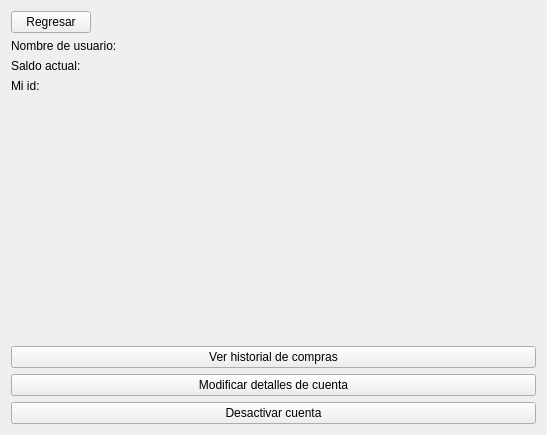
Qt form proyecto progra/cuenta.ui (AntonyEduardoAguirre/proyectoprogramacion2) before a commit.
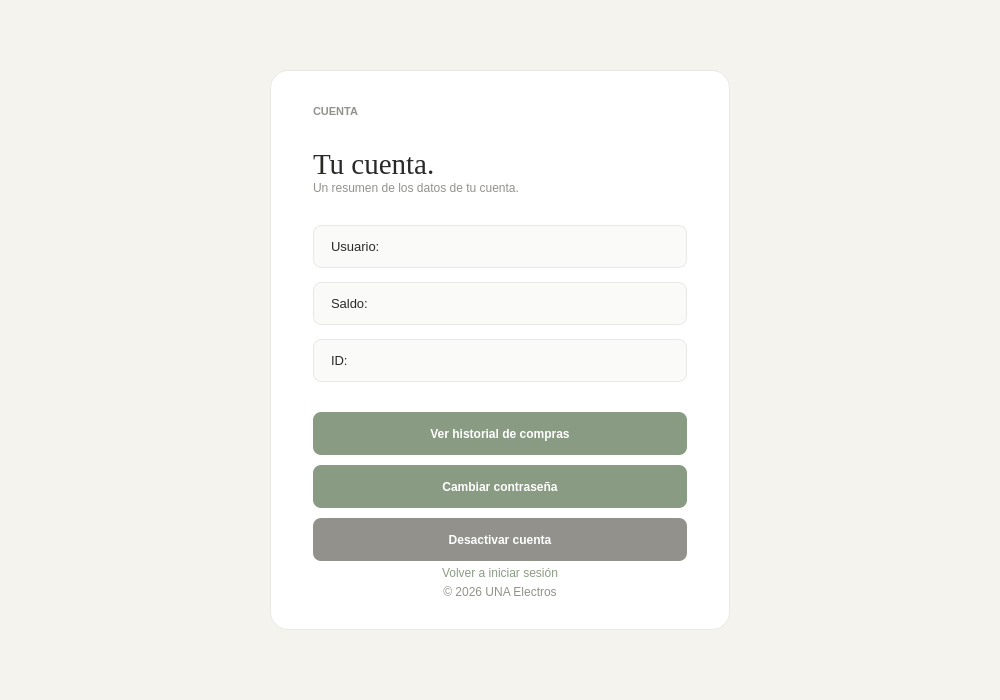
The same form after that commit.

The edit to the form file:
```diff
--- a/proyecto progra/cuenta.ui
+++ b/proyecto progra/cuenta.ui
@@ -6,44 +6,100 @@
    <rect>
     <x>0</x>
     <y>0</y>
-    <width>547</width>
-    <height>435</height>
+    <width>1000</width>
+    <height>700</height>
    </rect>
   </property>
+  <property name="minimumSize">
+   <size>
+    <width>760</width>
+    <height>560</height>
+   </size>
+  </property>
   <property name="windowTitle">
    <string>Form</string>
   </property>
-  <layout class="QFormLayout" name="formLayout">
-   <item row="0" column="0">
-    <widget class="QPushButton" name="btnRegresar">
-     <property name="text">
-      <string>Regresar</string>
-     </property>
-    </widget>
-   </item>
-   <item row="1" column="0">
-    <widget class="QLabel" name="lblUsuario">
-     <property name="text">
-      <string>Nombre de usuario:</string>
-     </property>
-    </widget>
-   </item>
-   <item row="2" column="0">
-    <widget class="QLabel" name="lblSaldo">
-     <property name="text">
-      <string>Saldo actual:</string>
-     </property>
-    </widget>
-   </item>
-   <item row="3" column="0">
-    <widget class="QLabel" name="lblId">
-     <property name="text">
-      <string>Mi id:</string>
-     </property>
-    </widget>
-   </item>
-   <item row="4" column="0">
-    <spacer name="verticalSpacer_5">
+  <property name="styleSheet">
+   <string notr="true">#cuentaClass {
+	background-color: #F5F3EE;
+}
+#softCard {
+	background-color: #FFFFFF;
+	border: 1px solid #EAE8E2;
+	border-radius: 18px;
+}
+QLabel#eyebrow {
+	color: #92918B;
+	font-family: &quot;Segoe UI&quot;;
+	font-size: 11px;
+	font-weight: 600;
+}
+QLabel#title {
+	color: #292A28;
+	font-family: Georgia;
+	font-size: 29px;
+}
+QLabel#subtitle, QLabel#copyright {
+	color: #92918B;
+	font-family: &quot;Segoe UI&quot;;
+	font-size: 12px;
+}
+QLabel#lblUsuario, QLabel#lblSaldo, QLabel#lblId {
+	color: #292A28;
+	background: #FAFAF8;
+	border: 1px solid #EAE8E2;
+	border-radius: 8px;
+	padding: 14px;
+	font-size: 13px;
+}
+QPushButton#btnHistorial, QPushButton#btnCambiar {
+	background: #899B83;
+	color: #FFFFFF;
+	border: none;
+	border-radius: 8px;
+	min-height: 43px;
+	font-weight: 600;
+}
+QPushButton#btnHistorial:hover, QPushButton#btnCambiar:hover {
+	background: #788B72;
+}
+QPushButton#btnDesactivar {
+	background: #92918B;
+	color: #FFFFFF;
+	border: none;
+	border-radius: 8px;
+	min-height: 43px;
+	font-weight: 600;
+}
+QPushButton#btnDesactivar:hover {
+	background: #7D7C77;
+}
+QPushButton#btnRegresar {
+	background: transparent;
+	border: none;
+	color: #899B83;
+	padding: 5px;
+}
+QPushButton#btnRegresar:hover {
+	color: #788B72;
+}
+</string>
+  </property>
+  <layout class="QVBoxLayout" name="layoutExterior">
+   <property name="leftMargin">
+    <number>24</number>
+   </property>
+   <property name="topMargin">
+    <number>24</number>
+   </property>
+   <property name="rightMargin">
+    <number>24</number>
+   </property>
+   <property name="bottomMargin">
+    <number>24</number>
+   </property>
+   <item>
+    <spacer name="spacerSuperior">
      <property name="orientation">
       <enum>Qt::Orientation::Vertical</enum>
      </property>
@@ -55,21 +111,279 @@
      </property>
     </spacer>
    </item>
-   <item row="5" column="0">
-    <spacer name="verticalSpacer_4">
-     <property name="orientation">
-      <enum>Qt::Orientation::Vertical</enum>
-     </property>
-     <property name="sizeHint" stdset="0">
-      <size>
-       <width>20</width>
-       <height>40</height>
-      </size>
-     </property>
-    </spacer>
+   <item>
+    <layout class="QHBoxLayout" name="filaTarjeta">
+     <item>
+      <spacer name="spacerIzquierdo">
+       <property name="orientation">
+        <enum>Qt::Orientation::Horizontal</enum>
+       </property>
+       <property name="sizeHint" stdset="0">
+        <size>
+         <width>40</width>
+         <height>20</height>
+        </size>
+       </property>
+      </spacer>
+     </item>
+     <item>
+      <widget class="QFrame" name="softCard">
+       <property name="minimumSize">
+        <size>
+         <width>460</width>
+         <height>520</height>
+        </size>
+       </property>
+       <property name="maximumSize">
+        <size>
+         <width>520</width>
+         <height>560</height>
+        </size>
+       </property>
+       <property name="frameShape">
+        <enum>QFrame::Shape::NoFrame</enum>
+       </property>
+       <layout class="QVBoxLayout" name="contenido">
+        <property name="spacing">
+         <number>0</number>
+        </property>
+        <property name="leftMargin">
+         <number>42</number>
+        </property>
+        <property name="topMargin">
+         <number>34</number>
+        </property>
+        <property name="rightMargin">
+         <number>42</number>
+        </property>
+        <property name="bottomMargin">
+         <number>30</number>
+        </property>
+        <item>
+         <widget class="QLabel" name="eyebrow">
+          <property name="text">
+           <string>CUENTA</string>
+          </property>
+         </widget>
+        </item>
+        <item>
+         <spacer name="spacerEyebrow">
+          <property name="orientation">
+           <enum>Qt::Orientation::Vertical</enum>
+          </property>
+          <property name="sizeType">
+           <enum>QSizePolicy::Policy::Fixed</enum>
+          </property>
+          <property name="sizeHint" stdset="0">
+           <size>
+            <width>20</width>
+            <height>30</height>
+           </size>
+          </property>
+         </spacer>
+        </item>
+        <item>
+         <widget class="QLabel" name="title">
+          <property name="text">
+           <string>Tu cuenta.</string>
+          </property>
+         </widget>
+        </item>
+        <item>
+         <widget class="QLabel" name="subtitle">
+          <property name="text">
+           <string>Un resumen de los datos de tu cuenta.</string>
+          </property>
+         </widget>
+        </item>
+        <item>
+         <spacer name="spacerSubtitulo">
+          <property name="orientation">
+           <enum>Qt::Orientation::Vertical</enum>
+          </property>
+          <property name="sizeType">
+           <enum>QSizePolicy::Policy::Fixed</enum>
+          </property>
+          <property name="sizeHint" stdset="0">
+           <size>
+            <width>20</width>
+            <height>30</height>
+           </size>
+          </property>
+         </spacer>
+        </item>
+        <item>
+         <widget class="QLabel" name="lblUsuario">
+          <property name="text">
+           <string>Usuario:</string>
+          </property>
+         </widget>
+        </item>
+        <item>
+         <spacer name="spacerUsuario">
+          <property name="orientation">
+           <enum>Qt::Orientation::Vertical</enum>
+          </property>
+          <property name="sizeType">
+           <enum>QSizePolicy::Policy::Fixed</enum>
+          </property>
+          <property name="sizeHint" stdset="0">
+           <size>
+            <width>20</width>
+            <height>14</height>
+           </size>
+          </property>
+         </spacer>
+        </item>
+        <item>
+         <widget class="QLabel" name="lblSaldo">
+          <property name="text">
+           <string>Saldo:</string>
+          </property>
+         </widget>
+        </item>
+        <item>
+         <spacer name="spacerSaldo">
+          <property name="orientation">
+           <enum>Qt::Orientation::Vertical</enum>
+          </property>
+          <property name="sizeType">
+           <enum>QSizePolicy::Policy::Fixed</enum>
+          </property>
+          <property name="sizeHint" stdset="0">
+           <size>
+            <width>20</width>
+            <height>14</height>
+           </size>
+          </property>
+         </spacer>
+        </item>
+        <item>
+         <widget class="QLabel" name="lblId">
+          <property name="text">
+           <string>ID:</string>
+          </property>
+         </widget>
+        </item>
+        <item>
+         <spacer name="spacerId">
+          <property name="orientation">
+           <enum>Qt::Orientation::Vertical</enum>
+          </property>
+          <property name="sizeType">
+           <enum>QSizePolicy::Policy::Fixed</enum>
+          </property>
+          <property name="sizeHint" stdset="0">
+           <size>
+            <width>20</width>
+            <height>30</height>
+           </size>
+          </property>
+         </spacer>
+        </item>
+        <item>
+         <widget class="QPushButton" name="btnHistorial">
+          <property name="text">
+           <string>Ver historial de compras</string>
+          </property>
+         </widget>
+        </item>
+        <item>
+         <spacer name="spacerHistorial">
+          <property name="orientation">
+           <enum>Qt::Orientation::Vertical</enum>
+          </property>
+          <property name="sizeType">
+           <enum>QSizePolicy::Policy::Fixed</enum>
+          </property>
+          <property name="sizeHint" stdset="0">
+           <size>
+            <width>20</width>
+            <height>10</height>
+           </size>
+          </property>
+         </spacer>
+        </item>
+        <item>
+         <widget class="QPushButton" name="btnCambiar">
+          <property name="text">
+           <string>Cambiar contraseña</string>
+          </property>
+         </widget>
+        </item>
+        <item>
+         <spacer name="spacerCambiar">
+          <property name="orientation">
+           <enum>Qt::Orientation::Vertical</enum>
+          </property>
+          <property name="sizeType">
+           <enum>QSizePolicy::Policy::Fixed</enum>
+          </property>
+          <property name="sizeHint" stdset="0">
+           <size>
+            <width>20</width>
+            <height>10</height>
+           </size>
+          </property>
+         </spacer>
+        </item>
+        <item>
+         <widget class="QPushButton" name="btnDesactivar">
+          <property name="text">
+           <string>Desactivar cuenta</string>
+          </property>
+         </widget>
+        </item>
+        <item>
+         <spacer name="spacerInferior">
+          <property name="orientation">
+           <enum>Qt::Orientation::Vertical</enum>
+          </property>
+          <property name="sizeHint" stdset="0">
+           <size>
+            <width>20</width>
+            <height>40</height>
+           </size>
+          </property>
+         </spacer>
+        </item>
+        <item>
+         <widget class="QPushButton" name="btnRegresar">
+          <property name="text">
+           <string>Volver a iniciar sesión</string>
+          </property>
+         </widget>
+        </item>
+        <item>
+         <widget class="QLabel" name="copyright">
+          <property name="text">
+           <string>© 2026 UNA Electros</string>
+          </property>
+          <property name="alignment">
+           <set>Qt::AlignmentFlag::AlignCenter</set>
+          </property>
+         </widget>
+        </item>
+       </layout>
+      </widget>
+     </item>
+     <item>
+      <spacer name="spacerDerecho">
+       <property name="orientation">
+        <enum>Qt::Orientation::Horizontal</enum>
+       </property>
+       <property name="sizeHint" stdset="0">
+        <size>
+         <width>40</width>
+         <height>20</height>
+        </size>
+       </property>
+      </spacer>
+     </item>
+    </layout>
    </item>
-   <item row="6" column="0">
-    <spacer name="verticalSpacer_3">
+   <item>
+    <spacer name="spacerInferiorExterior">
      <property name="orientation">
       <enum>Qt::Orientation::Vertical</enum>
      </property>
@@ -81,53 +395,6 @@
      </property>
     </spacer>
    </item>
-   <item row="7" column="0">
-    <spacer name="verticalSpacer_2">
-     <property name="orientation">
-      <enum>Qt::Orientation::Vertical</enum>
-     </property>
-     <property name="sizeHint" stdset="0">
-      <size>
-       <width>20</width>
-       <height>40</height>
-      </size>
-     </property>
-    </spacer>
-   </item>
-   <item row="8" column="0">
-    <spacer name="verticalSpacer">
-     <property name="orientation">
-      <enum>Qt::Orientation::Vertical</enum>
-     </property>
-     <property name="sizeHint" stdset="0">
-      <size>
-       <width>20</width>
-       <height>40</height>
-      </size>
-     </property>
-    </spacer>
-   </item>
-   <item row="9" column="0" colspan="2">
-    <widget class="QPushButton" name="btnHistorial">
-     <property name="text">
-      <string>Ver historial de compras</string>
-     </property>
-    </widget>
-   </item>
-   <item row="10" column="0" colspan="2">
-    <widget class="QPushButton" name="btnCambiar">
-     <property name="text">
-      <string>Modificar detalles de cuenta</string>
-     </property>
-    </widget>
-   </item>
-   <item row="11" column="0" colspan="2">
-    <widget class="QPushButton" name="btnDesactivar">
-     <property name="text">
-      <string>Desactivar cuenta</string>
-     </property>
-    </widget>
-   </item>
   </layout>
  </widget>
  <resources/>
```
Left out of the diff: 2 changed lines with no effect on the pictures.
